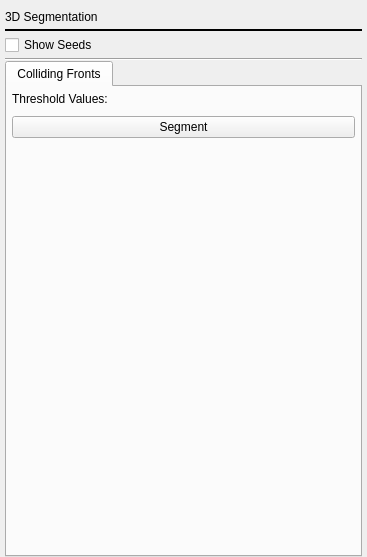
First picture: the form in Code/Source/Plugins/org.sv.gui.qt.segmentation/src/internal/svSeg3DEdit.ui, repository SimVascular/SimVascular, before the edit.
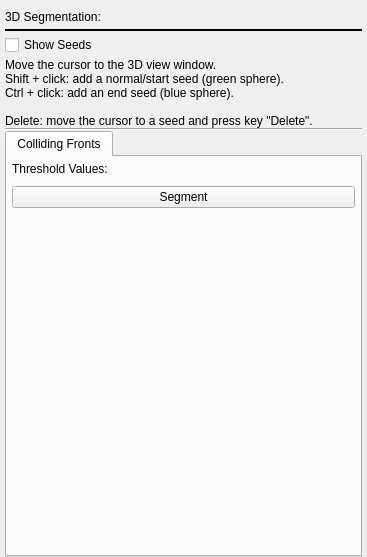
Second picture: the form after the edit. Custom widgets are drawn as their Qt base class.

Commit message: DEV: modify gui for multidomain meshing; add tool tips for sv plugins

Diff of the .ui file:
```diff
--- a/Code/Source/Plugins/org.sv.gui.qt.segmentation/src/internal/svSeg3DEdit.ui
+++ b/Code/Source/Plugins/org.sv.gui.qt.segmentation/src/internal/svSeg3DEdit.ui
@@ -56,7 +56,7 @@
          </sizepolicy>
         </property>
         <property name="text">
-         <string>3D Segmentation</string>
+         <string>3D Segmentation:</string>
         </property>
        </widget>
       </item>
@@ -114,6 +114,22 @@
      </layout>
     </widget>
    </item>
+   <item>
+    <widget class="QLabel" name="label_2">
+     <property name="font">
+      <font>
+       <pointsize>9</pointsize>
+      </font>
+     </property>
+     <property name="text">
+      <string>Move the cursor to the 3D view window.
+Shift + click: add a normal/start seed (green sphere).
+Ctrl + click: add an end seed (blue sphere).
+
+Delete: move the cursor to a seed and press key &quot;Delete&quot;.</string>
+     </property>
+    </widget>
+   </item>
    <item>
     <widget class="Line" name="line_3">
      <property name="orientation">
```
Left out of the diff: 6 changed lines with no effect on the pictures. The commit also changes 5 other files.
